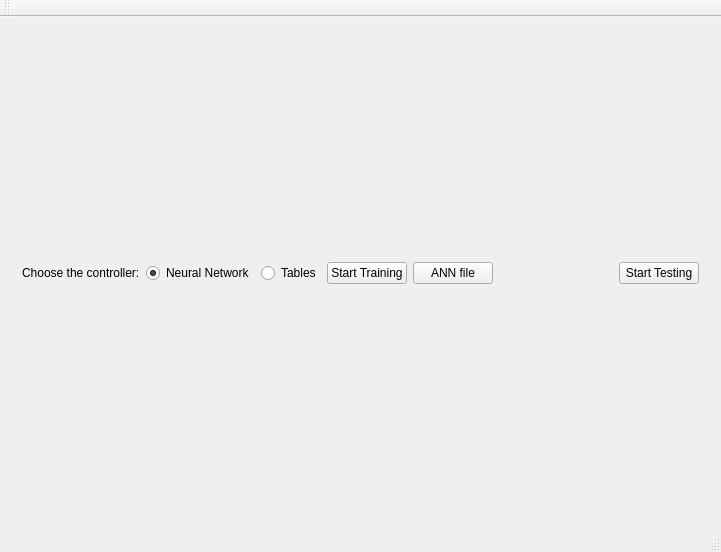
The window that uvispace/uvigui/tools/neural_controller_trainer/interface/neural_controller_trainer.ui (UviDTE-UviSpace/uvispace-main-controller) describes before a commit, drawn with Qt 5.
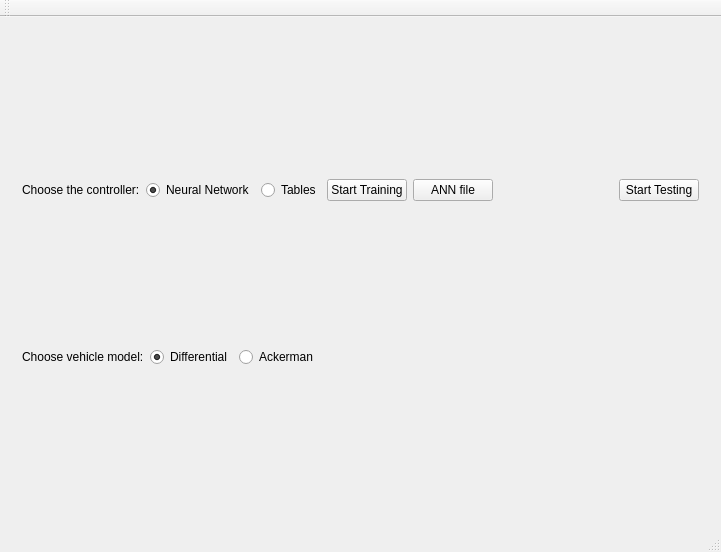
The same window after the commit. The open tabs and pages were chosen to show the change.

Commit message: ackerman vehicle added to the enviroment

What changed in the file:
```diff
--- a/uvispace/uvigui/tools/neural_controller_trainer/interface/neural_controller_trainer.ui
+++ b/uvispace/uvigui/tools/neural_controller_trainer/interface/neural_controller_trainer.ui
@@ -24,7 +24,7 @@
     <item row="0" column="1">
      <widget class="QStackedWidget" name="stackedWidget">
       <property name="currentIndex">
-       <number>1</number>
+       <number>0</number>
       </property>
       <widget class="QWidget" name="page_0">
        <layout class="QVBoxLayout" name="verticalLayout">
@@ -54,6 +54,9 @@
             <property name="checked">
              <bool>true</bool>
             </property>
+            <attribute name="buttonGroup">
+             <string notr="true">rbModelGroup</string>
+            </attribute>
            </widget>
           </item>
           <item>
@@ -61,6 +64,9 @@
             <property name="text">
              <string>Tables</string>
             </property>
+            <attribute name="buttonGroup">
+             <string notr="true">rbModelGroup</string>
+            </attribute>
            </widget>
           </item>
           <item>
@@ -99,6 +105,53 @@
           </item>
          </layout>
         </item>
+        <item>
+         <layout class="QHBoxLayout" name="horizontalLayout_4">
+          <item>
+           <widget class="QLabel" name="lModel">
+            <property name="text">
+             <string>Choose vehicle model:</string>
+            </property>
+           </widget>
+          </item>
+          <item>
+           <widget class="QRadioButton" name="rbDifferential">
+            <property name="text">
+             <string>Differential</string>
+            </property>
+            <property name="checked">
+             <bool>true</bool>
+            </property>
+            <attribute name="buttonGroup">
+             <string notr="true">rbControllerGroup</string>
+            </attribute>
+           </widget>
+          </item>
+          <item>
+           <widget class="QRadioButton" name="rbAckerman">
+            <property name="text">
+             <string>Ackerman</string>
+            </property>
+            <attribute name="buttonGroup">
+             <string notr="true">rbControllerGroup</string>
+            </attribute>
+           </widget>
+          </item>
+          <item>
+           <spacer name="horizontalSpacer_3">
+            <property name="orientation">
+             <enum>Qt::Horizontal</enum>
+            </property>
+            <property name="sizeHint" stdset="0">
+             <size>
+              <width>40</width>
+              <height>20</height>
+             </size>
+            </property>
+           </spacer>
+          </item>
+         </layout>
+        </item>
         <item>
          <layout class="QVBoxLayout" name="verticalLayout_plot"/>
         </item>
```
Left out of the diff: 4 changed lines with no effect on the pictures. The commit also changes 5 other files.
